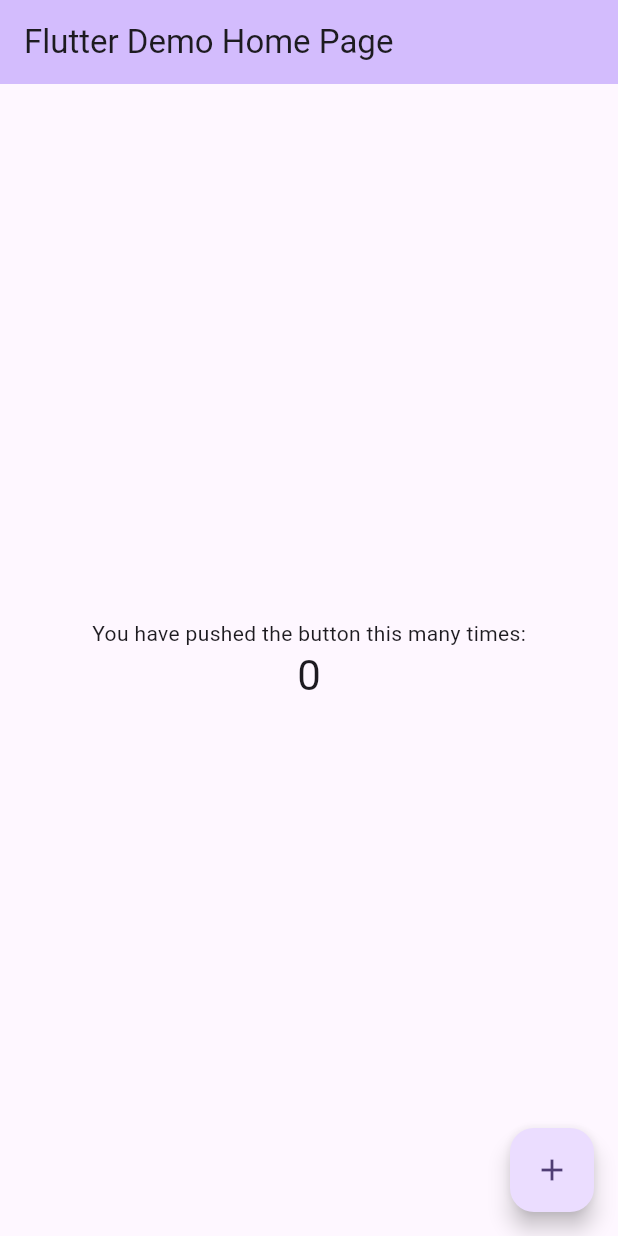
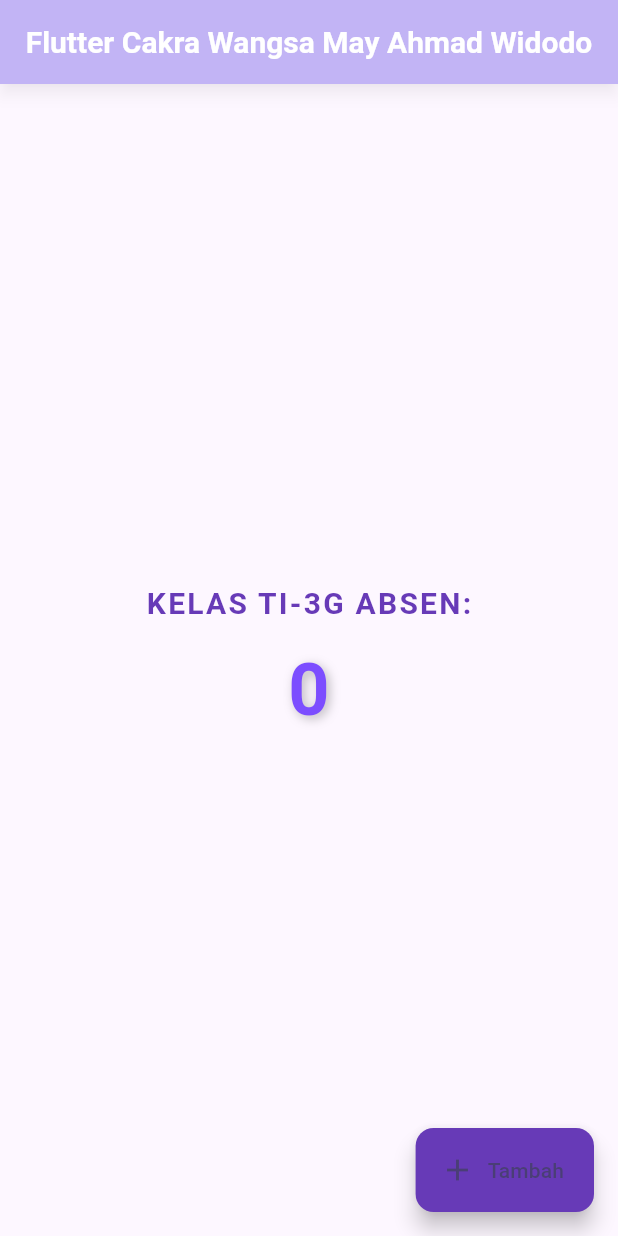
Before and after one commit to MiracleCakra/Pemrograman-Mobile-Ganjil-2025-2026, a Flutter app: the screen it shows after launch, on a phone screen of 412 x 824 dp. Run offline on Flutter 3.47's test engine with Material 3 defaults, Android fonts, the phone set to English and light mode, and no system bars; Roboto replaces fonts that are missing (Poppins).

Commit message:
Praktikum 1-3_Aplikasi Pertama dan Widget Dasar Flutter_Week05

```diff
--- a/codelab_week05/hello_world_08/lib/main.dart
+++ b/codelab_week05/hello_world_08/lib/main.dart
@@ -11,26 +11,50 @@ class MyApp extends StatelessWidget {
   @override
   Widget build(BuildContext context) {
 return MaterialApp(
-      title: 'Flutter Demo',
+  debugShowCheckedModeBanner: false,
   theme: ThemeData(
-        // This is the theme of your application.
-        //
-        // TRY THIS: Try running your application with "flutter run". You'll see
-        // the application has a purple toolbar. Then, without quitting the app,
-        // try changing the seedColor in the colorScheme below to Colors.green
-        // and then invoke "hot reload" (save your changes or press the "hot
-        // reload" button in a Flutter-supported IDE, or press "r" if you used
-        // the command line to start the app).
-        //
-        // Notice that the counter didn't reset back to zero; the application
-        // state is not lost during the reload. To reset the state, use hot
-        // restart instead.
-        //
-        // This works for code too, not just values: Most code changes can be
-        // tested with just a hot reload.
-        colorScheme: ColorScheme.fromSeed(seedColor: Colors.deepPurple),
+    useMaterial3: true,
+    colorScheme: ColorScheme.fromSeed(
+      seedColor: const Color.fromARGB(255, 75, 2, 201),
+      brightness: Brightness.light,
     ),
-      home: const MyHomePage(title: 'Flutter Demo Home Page'),
+    textTheme: const TextTheme(
+      headlineLarge: TextStyle(
+        fontFamily: 'Poppins',
+        fontWeight: FontWeight.bold,
+        letterSpacing: 1.2,
+      ),
+      bodyMedium: TextStyle(
+        fontFamily: 'Poppins',
+        fontSize: 16,
+      ),
+    ),
+    appBarTheme: const AppBarTheme(
+      centerTitle: true,
+      elevation: 4,
+      shadowColor: Colors.black26,
+      titleTextStyle: TextStyle(
+        fontFamily: 'Poppins',
+        fontSize: 20,
+        fontWeight: FontWeight.w600,
+        color: Colors.white,
+      ),
+      backgroundColor: Color.fromARGB(255, 75, 2, 201),
+    ),
+      cardTheme: CardThemeData(
+        shape: RoundedRectangleBorder(
+          borderRadius: BorderRadius.circular(16),
+        ),
+        elevation: 4,
+        shadowColor: Colors.black26,
+      ),
+      buttonTheme: const ButtonThemeData(
+        shape: StadiumBorder(),
+      ),
+    ),
+    home: const MyHomePage(
+      title: 'Flutter Cakra Wangsa May Ahmad Widodo',
+    ),
   );
   }
 }
@@ -104,19 +128,51 @@ class _MyHomePageState extends State<MyHomePage> {
           // wireframe for each widget.
 mainAxisAlignment: MainAxisAlignment.center,
 children: <Widget>[
-            const Text('You have pushed the button this many times:'),
-            Text(
+  const Text(
+    'KELAS TI-3G ABSEN:',
+    style: TextStyle(
+      fontSize: 20,
+      fontWeight: FontWeight.w600,
+      letterSpacing: 1.5,
+      color: Colors.deepPurple,
+    ),
+  ),
+  const SizedBox(height: 12),
+  AnimatedSwitcher(
+    duration: const Duration(milliseconds: 400),
+    transitionBuilder: (Widget child, Animation<double> animation) {
+      return ScaleTransition(scale: animation, child: child);
+    },
+    child: Text(
       '$_counter',
-              style: Theme.of(context).textTheme.headlineMedium,
+      key: ValueKey<int>(_counter),
+      style: Theme.of(context).textTheme.headlineMedium?.copyWith(
+            fontSize: 48,
+            fontWeight: FontWeight.bold,
+            color: Colors.deepPurpleAccent,
+            shadows: [
+              Shadow(
+                blurRadius: 8,
+                color: Colors.black26,
+                offset: Offset(2, 2),
               ),
             ],
           ),
     ),
-      floatingActionButton: FloatingActionButton(
+  ),
+],
+),
+),
+floatingActionButton: FloatingActionButton.extended(
   onPressed: _incrementCounter,
-        tooltip: 'Increment',
-        child: const Icon(Icons.add),
-      ), // This trailing comma makes auto-formatting nicer for build methods.
+  tooltip: 'Tambah Absen',
+  icon: const Icon(Icons.add),
+  label: const Text('Tambah'),
+  backgroundColor: Colors.deepPurple,
+  shape: RoundedRectangleBorder(
+    borderRadius: BorderRadius.circular(12),
+  ),
+),
     );
   }
 }
```
Also changed, not shown: codelab_week05/img/praktikum1_langkah4_week05mobile.jpg.png (added), codelab_week05/img/praktikum3_langkah11_week05mobile.jpg (added), codelab_week05/img/praktikum3_langkah12_week05mobile.jpg.png (added), 1 other file. Lines whose indentation alone changed are shown as unchanged.
